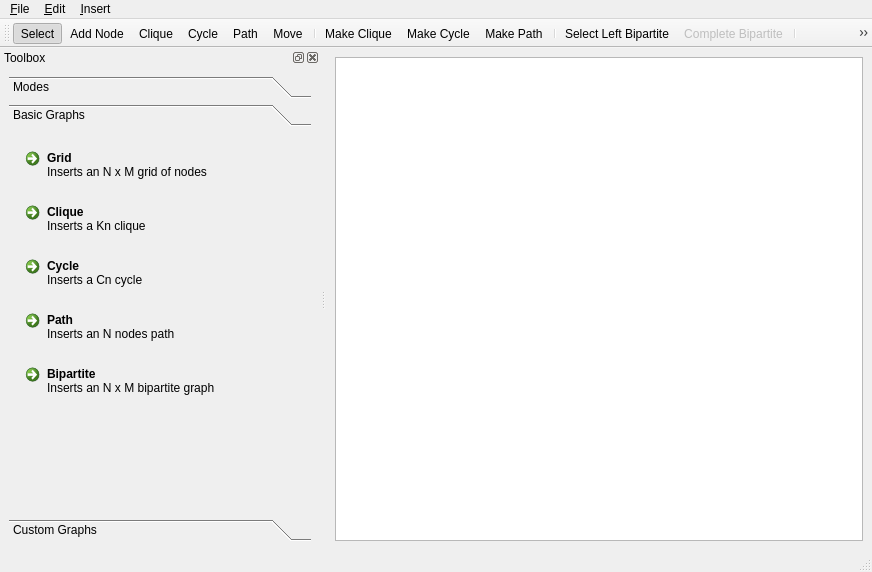
Old version of the form Gui/GraphViewer.ui in the repository matcom/simspider.
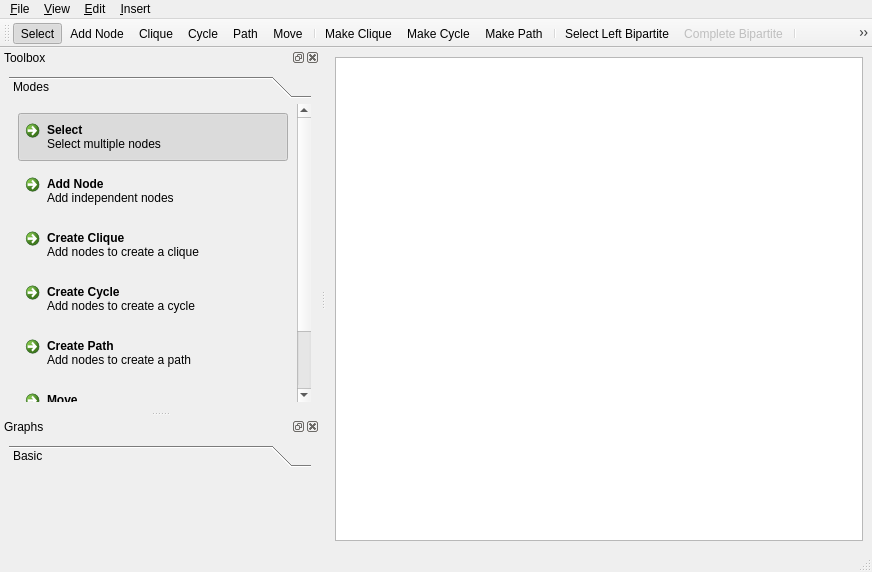
New version of the form. Icons and pictures are not drawn.

```diff
--- a/Gui/GraphViewer.ui
+++ b/Gui/GraphViewer.ui
@@ -13,6 +13,19 @@
   <property name="windowTitle">
    <string>MainWindow</string>
   </property>
+  <property name="windowIcon">
+   <iconset>
+    <normaloff>Resources/Clique.png</normaloff>Resources/Clique.png</iconset>
+  </property>
+  <property name="iconSize">
+   <size>
+    <width>32</width>
+    <height>32</height>
+   </size>
+  </property>
+  <property name="animated">
+   <bool>false</bool>
+  </property>
   <widget class="QWidget" name="centralwidget">
    <layout class="QGridLayout" name="gridLayout">
     <item row="0" column="0">
@@ -78,14 +91,18 @@
     <property name="title">
      <string>&amp;Insert</string>
     </property>
-    <addaction name="actionInsertGrid"/>
-    <addaction name="actionInsertClique"/>
-    <addaction name="actionInsertCycle"/>
-    <addaction name="actionInsertPath"/>
-    <addaction name="actionInsertBipartite"/>
+    <addaction name="separator"/>
+   </widget>
+   <widget class="QMenu" name="menu_View">
+    <property name="title">
+     <string>&amp;View</string>
+    </property>
+    <addaction name="actionGlViewport"/>
+    <addaction name="actionStandardViewport"/>
     <addaction name="separator"/>
    </widget>
    <addaction name="menuFile"/>
+   <addaction name="menu_View"/>
    <addaction name="menuTransform"/>
    <addaction name="menuInsert"/>
   </widget>
@@ -123,7 +140,7 @@
         <enum>QFrame::Plain</enum>
        </property>
        <property name="currentIndex">
-        <number>1</number>
+        <number>0</number>
        </property>
        <property name="tabSpacing">
         <number>6</number>
@@ -132,7 +149,7 @@
         <property name="geometry">
          <rect>
           <x>0</x>
-          <y>-81</y>
+          <y>-270</y>
           <width>285</width>
           <height>466</height>
          </rect>
@@ -315,199 +332,6 @@
          </item>
         </layout>
        </widget>
-       <widget class="QWidget" name="pageBasic">
-        <property name="geometry">
-         <rect>
-          <x>0</x>
-          <y>0</y>
-          <width>302</width>
-          <height>358</height>
-         </rect>
-        </property>
-        <attribute name="label">
-         <string>Basic Graphs</string>
-        </attribute>
-        <layout class="QVBoxLayout" name="verticalLayout">
-         <item>
-          <widget class="QCommandLinkButton" name="btnInsertGrid">
-           <property name="sizePolicy">
-            <sizepolicy hsizetype="MinimumExpanding" vsizetype="Preferred">
-             <horstretch>0</horstretch>
-             <verstretch>0</verstretch>
-            </sizepolicy>
-           </property>
-           <property name="text">
-            <string>Grid</string>
-           </property>
-           <property name="icon">
-            <iconset>
-             <normaloff>Resources/Grid.png</normaloff>Resources/Grid.png</iconset>
-           </property>
-           <property name="iconSize">
-            <size>
-             <width>42</width>
-             <height>42</height>
-            </size>
-           </property>
-           <property name="checkable">
-            <bool>false</bool>
-           </property>
-           <property name="checked">
-            <bool>false</bool>
-           </property>
-           <property name="description">
-            <string>Inserts an N x M grid of nodes</string>
-           </property>
-          </widget>
-         </item>
-         <item>
-          <widget class="QCommandLinkButton" name="btnInsertClique">
-           <property name="sizePolicy">
-            <sizepolicy hsizetype="MinimumExpanding" vsizetype="Preferred">
-             <horstretch>0</horstretch>
-             <verstretch>0</verstretch>
-            </sizepolicy>
-           </property>
-           <property name="text">
-            <string>Clique</string>
-           </property>
-           <property name="icon">
-            <iconset>
-             <normaloff>Resources/Clique.png</normaloff>Resources/Clique.png</iconset>
-           </property>
-           <property name="iconSize">
-            <size>
-             <width>42</width>
-             <height>42</height>
-            </size>
-           </property>
-           <property name="checkable">
-            <bool>false</bool>
-           </property>
-           <property name="checked">
-            <bool>false</bool>
-           </property>
-           <property name="description">
-            <string>Inserts a Kn clique</string>
-           </property>
-          </widget>
-         </item>
-         <item>
-          <widget class="QCommandLinkButton" name="btnInsertCycle">
-           <property name="sizePolicy">
-            <sizepolicy hsizetype="MinimumExpanding" vsizetype="Preferred">
-             <horstretch>0</horstretch>
-             <verstretch>0</verstretch>
-            </sizepolicy>
-           </property>
-           <property name="text">
-            <string>Cycle</string>
-           </property>
-           <property name="icon">
-            <iconset>
-             <normaloff>Resources/Cycle.png</normaloff>Resources/Cycle.png</iconset>
-           </property>
-           <property name="iconSize">
-            <size>
-             <width>42</width>
-             <height>42</height>
-            </size>
-           </property>
-           <property name="checkable">
-            <bool>false</bool>
-           </property>
-           <property name="checked">
-            <bool>false</bool>
-           </property>
-           <property name="description">
-            <string>Inserts a Cn cycle</string>
-           </property>
-          </widget>
-         </item>
-         <item>
-          <widget class="QCommandLinkButton" name="btnInsertPath">
-           <property name="sizePolicy">
-            <sizepolicy hsizetype="MinimumExpanding" vsizetype="Preferred">
-             <horstretch>0</horstretch>
-             <verstretch>0</verstretch>
-            </sizepolicy>
-           </property>
-           <property name="text">
-            <string>Path</string>
-           </property>
-           <property name="icon">
-            <iconset>
-             <normaloff>Resources/Path.png</normaloff>Resources/Path.png</iconset>
-           </property>
-           <property name="iconSize">
-            <size>
-             <width>42</width>
-             <height>42</height>
-            </size>
-           </property>
-           <property name="checkable">
-            <bool>false</bool>
-           </property>
-           <property name="checked">
-            <bool>false</bool>
-           </property>
-           <property name="description">
-            <string>Inserts an N nodes path</string>
-           </property>
-          </widget>
-         </item>
-         <item>
-          <widget class="QCommandLinkButton" name="btnInsertBipartite">
-           <property name="sizePolicy">
-            <sizepolicy hsizetype="MinimumExpanding" vsizetype="Preferred">
-             <horstretch>0</horstretch>
-             <verstretch>0</verstretch>
-            </sizepolicy>
-           </property>
-           <property name="text">
-            <string>Bipartite</string>
-           </property>
-           <property name="icon">
-            <iconset>
-             <normaloff>Resources/Bipartite.png</normaloff>Resources/Bipartite.png</iconset>
-           </property>
-           <property name="iconSize">
-            <size>
-             <width>42</width>
-             <height>42</height>
-            </size>
-           </property>
-           <property name="checkable">
-            <bool>false</bool>
-           </property>
-           <property name="checked">
-            <bool>false</bool>
-           </property>
-           <property name="description">
-            <string>Inserts an N x M bipartite graph</string>
-           </property>
-          </widget>
-         </item>
-         <item>
-          <spacer name="verticalSpacer">
-           <property name="orientation">
-            <enum>Qt::Vertical</enum>
-           </property>
-           <property name="sizeHint" stdset="0">
-            <size>
-             <width>20</width>
-             <height>40</height>
-            </size>
-           </property>
-          </spacer>
-         </item>
-        </layout>
-       </widget>
-       <widget class="QWidget" name="pageCustomGraphs">
-        <attribute name="label">
-         <string>Custom Graphs</string>
-        </attribute>
-       </widget>
       </widget>
      </item>
     </layout>
@@ -553,6 +377,51 @@
    <addaction name="actionCompleteEdges"/>
    <addaction name="separator"/>
   </widget>
+  <widget class="QDockWidget" name="graphDock">
+   <property name="windowTitle">
+    <string>Graphs</string>
+   </property>
+   <attribute name="dockWidgetArea">
+    <number>1</number>
+   </attribute>
+   <widget class="QWidget" name="dockWidgetContents_2">
+    <layout class="QGridLayout" name="gridLayout_2">
+     <item row="0" column="0">
+      <widget class="QToolBox" name="graphToolBox">
+       <property name="sizePolicy">
+        <sizepolicy hsizetype="MinimumExpanding" vsizetype="Preferred">
+         <horstretch>0</horstretch>
+         <verstretch>0</verstretch>
+        </sizepolicy>
+       </property>
+       <property name="frameShadow">
+        <enum>QFrame::Plain</enum>
+       </property>
+       <property name="currentIndex">
+        <number>0</number>
+       </property>
+       <property name="tabSpacing">
+        <number>6</number>
+       </property>
+       <widget class="QWidget" name="pageBasic">
+        <property name="geometry">
+         <rect>
+          <x>0</x>
+          <y>0</y>
+          <width>302</width>
+          <height>145</height>
+         </rect>
+        </property>
+        <attribute name="label">
+         <string>Basic</string>
+        </attribute>
+        <layout class="QVBoxLayout" name="verticalLayout"/>
+       </widget>
+      </widget>
+     </item>
+    </layout>
+   </widget>
+  </widget>
   <action name="actionSelection">
    <property name="checkable">
     <bool>true</bool>
```
Left out of the diff: 141 changed lines with no effect on the pictures.
